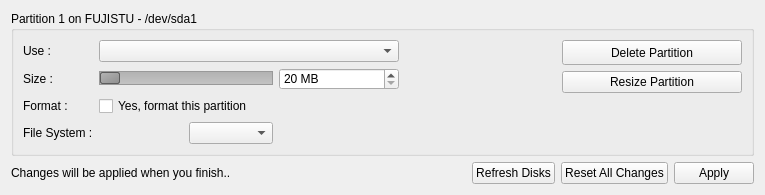
Qt form yali4/gui/Ui/partedit.ui (dadas45li/yali) before a commit.
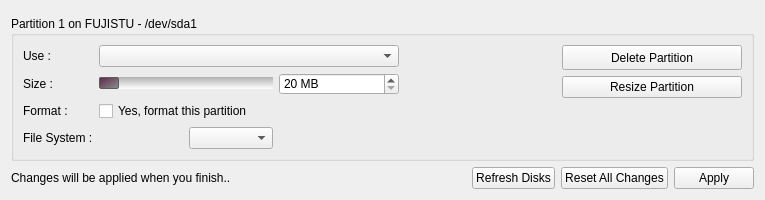
The same form after that commit.

Commit message: * Fix Calendar and Slider styles for colour palette ..

Patch:
```diff
--- a/yali4/gui/Ui/partedit.ui
+++ b/yali4/gui/Ui/partedit.ui
@@ -7,7 +7,7 @@
     <x>0</x>
     <y>0</y>
     <width>765</width>
-    <height>190</height>
+    <height>200</height>
    </rect>
   </property>
   <property name="windowTitle">
@@ -98,14 +98,13 @@
          <widget class="QSlider" name="partitionSlider">
           <property name="styleSheet">
            <string notr="true">QSlider::groove:horizontal {
-                     border: 1px solid #999999;
                      height: 12px;
-                     background: qlineargradient(x1:0, y1:0, x2:0, y2:1, stop:0 #B1B1B1, stop:1 #c4c4c4);
+                     background: qlineargradient(x1:0, y1:0, x2:0, y2:1, stop:0 #B1B1B1, stop:1 #FFFFFF);
                      margin: 2px 0;
                  }
 
                  QSlider::handle:horizontal {
-                     background: qlineargradient(x1:0, y1:0, x2:1, y2:1, stop:0 #b4b4b4, stop:1 #8f8f8f);
+                     background: qlineargradient(x1:0, y1:0, x2:1, y2:1, stop:0 #5A2848, stop:1 #8f8f8f);
                      border: 1px solid #5c5c5c;
                      width: 18px;
                      margin: 0 0;
```
The commit also changes 1 other file.
